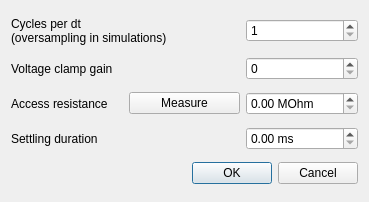
Qt form src/gui/rundatadialog.ui (CompEphys-team/rtdo) before a commit.
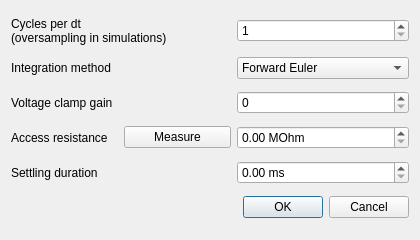
The same form after that commit.

Commit message: Added runtime integrator selection, including generic Euler

Patch:
```diff
--- a/src/gui/rundatadialog.ui
+++ b/src/gui/rundatadialog.ui
@@ -6,8 +6,8 @@
    <rect>
     <x>0</x>
     <y>0</y>
-    <width>369</width>
-    <height>202</height>
+    <width>420</width>
+    <height>240</height>
    </rect>
   </property>
   <property name="windowTitle">
@@ -24,7 +24,7 @@
      </property>
     </widget>
    </item>
-   <item row="3" column="2">
+   <item row="4" column="2">
     <widget class="QDoubleSpinBox" name="settleDuration">
      <property name="suffix">
       <string> ms</string>
@@ -34,21 +34,21 @@
      </property>
     </widget>
    </item>
-   <item row="1" column="2">
+   <item row="2" column="2">
     <widget class="QSpinBox" name="clampGain">
      <property name="maximum">
       <number>1000000</number>
      </property>
     </widget>
    </item>
-   <item row="4" column="1" colspan="2">
+   <item row="6" column="1" colspan="2">
     <widget class="QDialogButtonBox" name="buttonBox">
      <property name="standardButtons">
       <set>QDialogButtonBox::Cancel|QDialogButtonBox::Ok</set>
      </property>
     </widget>
    </item>
-   <item row="2" column="2">
+   <item row="3" column="2">
     <widget class="QDoubleSpinBox" name="accessResistance">
      <property name="suffix">
       <string> MOhm</string>
@@ -58,7 +58,7 @@
      </property>
     </widget>
    </item>
-   <item row="2" column="1">
+   <item row="3" column="1">
     <widget class="QPushButton" name="measureResistance">
      <property name="toolTip">
       <string>&lt;html&gt;&lt;head/&gt;&lt;body&gt;&lt;p&gt;Ensure current-passing electrode is in saline and stable, and bridge balance is disabled.&lt;/p&gt;&lt;p&gt;Important note: Headstage resistance must be added to the measured value manually!&lt;/p&gt;&lt;/body&gt;&lt;/html&gt;</string>
@@ -68,14 +68,14 @@
      </property>
     </widget>
    </item>
-   <item row="2" column="0">
+   <item row="3" column="0">
     <widget class="QLabel" name="label_3">
      <property name="text">
       <string>Access resistance</string>
      </property>
     </widget>
    </item>
-   <item row="1" column="0" colspan="2">
+   <item row="2" column="0" colspan="2">
     <widget class="QLabel" name="label_2">
      <property name="text">
       <string>Voltage clamp gain</string>
@@ -90,13 +90,39 @@
      </property>
     </widget>
    </item>
-   <item row="3" column="0" colspan="2">
+   <item row="4" column="0" colspan="2">
     <widget class="QLabel" name="label_4">
      <property name="text">
       <string>Settling duration</string>
      </property>
     </widget>
    </item>
+   <item row="1" column="0">
+    <widget class="QLabel" name="label_5">
+     <property name="text">
+      <string>Integration method</string>
+     </property>
+    </widget>
+   </item>
+   <item row="1" column="2">
+    <widget class="QComboBox" name="integrator">
+     <item>
+      <property name="text">
+       <string>Forward Euler</string>
+      </property>
+     </item>
+     <item>
+      <property name="text">
+       <string>Runge-Kutta 4</string>
+      </property>
+     </item>
+     <item>
+      <property name="text">
+       <string>Runge-Kutta-Fehlberg 4/5</string>
+      </property>
+     </item>
+    </widget>
+   </item>
   </layout>
  </widget>
  <resources/>
```
The commit also changes 7 other files.
